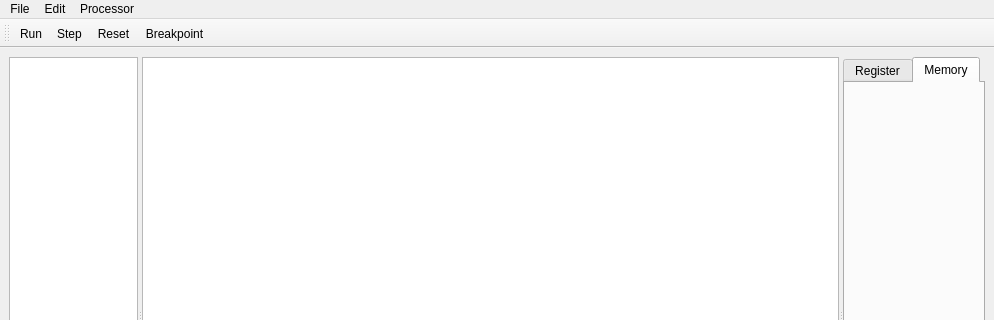
Before: the Qt Designer form src/asmeditor/AsmEditor/mainwindow.ui in MrDiver/ArmSimulator, drawn with Qt 5; both pictures show x 0 to 994 and y 0 to 320 of the 994 by 611 pixel window.
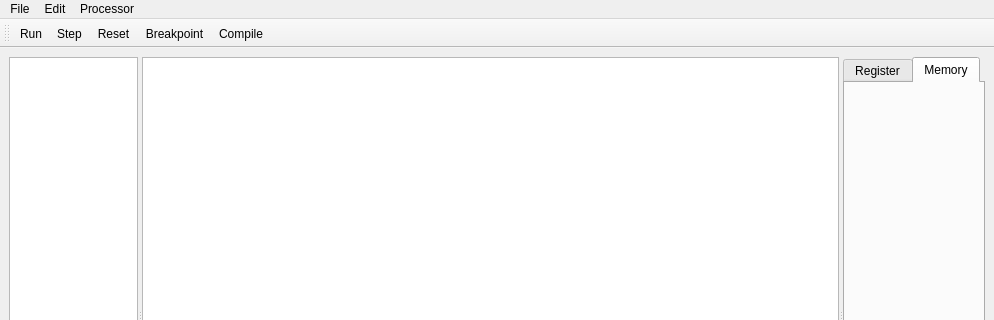
After: the same form once the commit is applied. The open tabs and pages were chosen to show the change. Custom widgets are drawn as their Qt base class.

What changed in the file:
```diff
--- a/src/asmeditor/AsmEditor/mainwindow.ui
+++ b/src/asmeditor/AsmEditor/mainwindow.ui
@@ -251,6 +251,7 @@
    <addaction name="actionStep"/>
    <addaction name="actionReset"/>
    <addaction name="actionAdd_Breakpoint"/>
+   <addaction name="actionCompile"/>
   </widget>
   <action name="actionNew">
    <property name="text">
@@ -380,6 +381,14 @@
     <string>Ctrl+Shift+Z</string>
    </property>
   </action>
+  <action name="actionCompile">
+   <property name="text">
+    <string>Compile</string>
+   </property>
+   <property name="shortcut">
+    <string>F4</string>
+   </property>
+  </action>
  </widget>
  <customwidgets>
   <customwidget>
@@ -387,6 +396,11 @@
    <extends>QPlainTextEdit</extends>
    <header>codearea.h</header>
   </customwidget>
+  <customwidget>
+   <class>ConsoleWindow</class>
+   <extends>QPlainTextEdit</extends>
+   <header>consolewindow/consolewindow.h</header>
+  </customwidget>
  </customwidgets>
  <resources/>
  <connections/>
```
Left out of the diff: 12 changed lines with no effect on the pictures.
